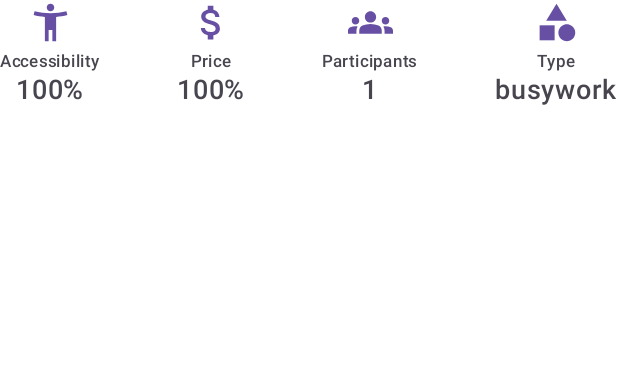
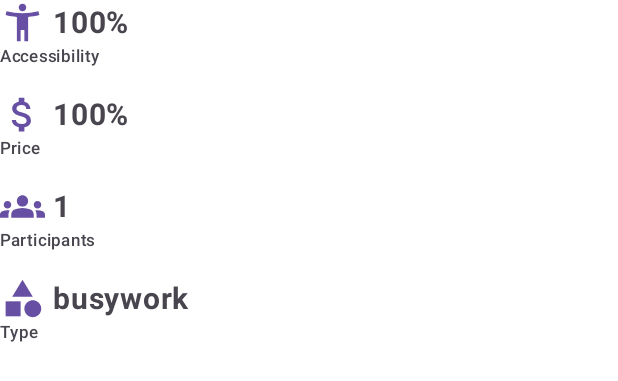
Before and after one commit to NickKoepr/Bored, an Android app built with Jetpack Compose: the @Preview function ActivityStatsPreview, on a phone screen of 412 x 824 dp. Shown: the top 381 px of the screen. Run offline under Robolectric (Android 15) with nearby library versions, the phone set to English and light mode, and no system bars.

```diff
--- a/app/src/main/java/nl/nickkoepr/bored/ui/screens/main/BoredMainScreen.kt
+++ b/app/src/main/java/nl/nickkoepr/bored/ui/screens/main/BoredMainScreen.kt
@@ -2,7 +2,6 @@ package nl.nickkoepr.bored.ui.screens.main
 
 import androidx.annotation.DrawableRes
 import androidx.annotation.StringRes
-import androidx.compose.foundation.layout.Arrangement
 import androidx.compose.foundation.layout.Box
 import androidx.compose.foundation.layout.Column
 import androidx.compose.foundation.layout.Row
@@ -11,6 +10,7 @@ import androidx.compose.foundation.layout.fillMaxWidth
 import androidx.compose.foundation.layout.height
 import androidx.compose.foundation.layout.padding
 import androidx.compose.foundation.layout.size
+import androidx.compose.foundation.layout.width
 import androidx.compose.foundation.lazy.LazyRow
 import androidx.compose.foundation.lazy.items
 import androidx.compose.foundation.rememberScrollState
@@ -29,6 +29,7 @@ import androidx.compose.ui.Alignment
 import androidx.compose.ui.Modifier
 import androidx.compose.ui.res.painterResource
 import androidx.compose.ui.res.stringResource
+import androidx.compose.ui.text.font.FontWeight
 import androidx.compose.ui.tooling.preview.Preview
 import androidx.compose.ui.unit.dp
 import androidx.compose.ui.unit.sp
@@ -174,10 +175,18 @@ fun ActivityFilterChip(
  */
 @Composable
 fun ActivityStats(activity: Activity, modifier: Modifier = Modifier) {
-    Row(modifier = modifier.fillMaxWidth(), horizontalArrangement = Arrangement.SpaceBetween) {
+    @Composable
+    fun ActivitySpacer() {
+        Spacer(modifier = Modifier.height(15.dp))
+    }
+
+    Column(modifier = modifier.fillMaxWidth()) {
         ActivityStatItem(SelectedFilter.ACCESSIBILITY, activity.accessibility.toPercent())
+        ActivitySpacer()
         ActivityStatItem(SelectedFilter.PRICE, activity.price.toPercent())
+        ActivitySpacer()
         ActivityStatItem(SelectedFilter.PARTICIPANTS, activity.participants.toString())
+        ActivitySpacer()
         ActivityStatItem(SelectedFilter.TYPE, stringResource(id = activity.type.label))
     }
 }
@@ -193,24 +202,27 @@ fun ActivityStatItem(
     dataDisplayText: String,
     modifier: Modifier = Modifier
 ) {
-    Column(modifier = modifier, horizontalAlignment = Alignment.CenterHorizontally) {
+    Column(modifier = modifier) {
+        Row(verticalAlignment = Alignment.CenterVertically) {
             Icon(
                 painter = painterResource(id = selectedFilter.filterIcon),
                 contentDescription = null,
                 modifier = Modifier.size(30.dp),
                 tint = MaterialTheme.colorScheme.primary
             )
-        Spacer(modifier = Modifier.height(3.dp))
+            Spacer(modifier = Modifier.width(5.dp))
+            Text(
+                text = dataDisplayText,
+                style = MaterialTheme.typography.labelMedium,
+                color = MaterialTheme.colorScheme.onSurfaceVariant,
+                fontSize = 20.sp,
+                fontWeight = FontWeight.Bold
+            )
+        }
         Text(
             text = stringResource(id = selectedFilter.filterName),
             style = MaterialTheme.typography.labelSmall,
             color = MaterialTheme.colorScheme.onSurfaceVariant,
-        )
-        Text(
-            text = dataDisplayText,
-            style = MaterialTheme.typography.labelMedium,
-            color = MaterialTheme.colorScheme.onSurfaceVariant,
-            fontSize = 18.sp
         )
     }
 }
```
Lines whose indentation alone changed are shown as unchanged.
